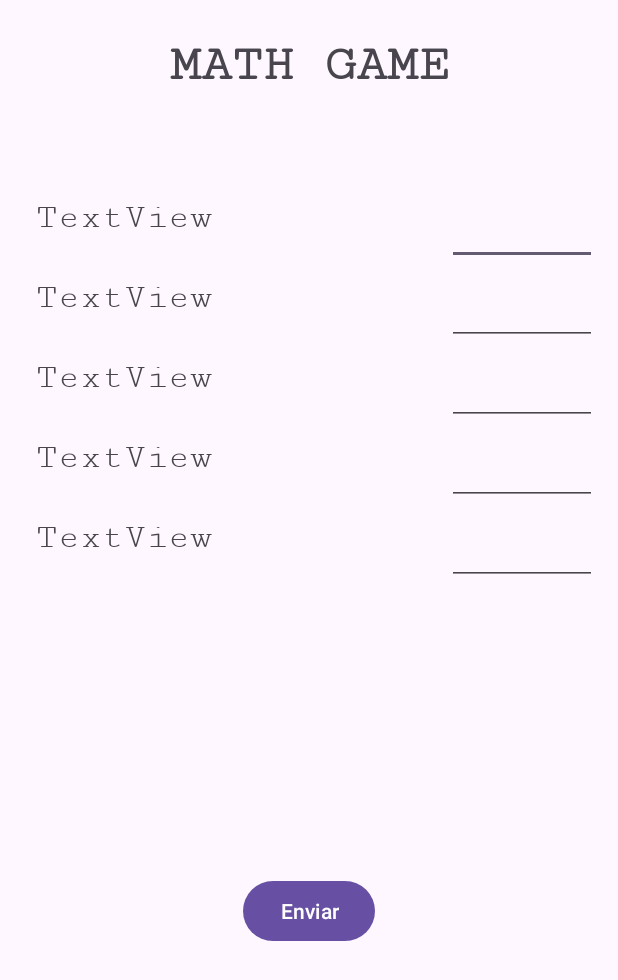
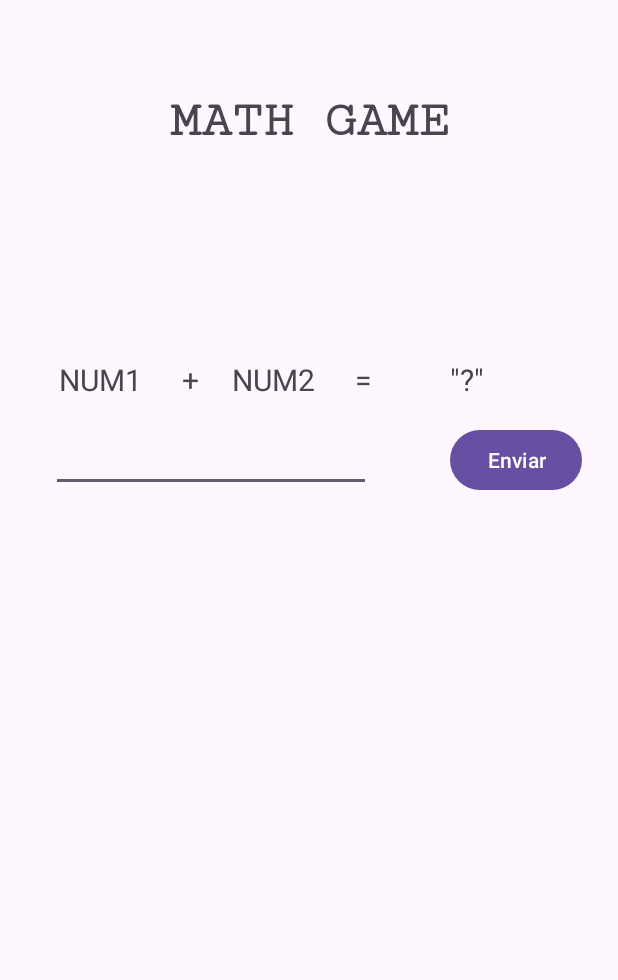
Before and after one commit to the-nelso/mathgame, an Android app: the screen it shows after launch (MainActivity), on a phone screen of 412 x 824 dp. Shown: the top 980 px of the screen. Run offline under Robolectric (Android 15) with nearby library versions, the phone set to English and light mode, and no system bars.

Commit message:
layout-certo

```diff
--- a/app/src/main/res/layout/activity_main.xml
+++ b/app/src/main/res/layout/activity_main.xml
@@ -20,191 +20,89 @@
         app:layout_constraintEnd_toEndOf="parent"
         app:layout_constraintStart_toStartOf="parent"
         app:layout_constraintTop_toTopOf="parent"
-        app:layout_constraintVertical_bias="0.0" />
+        app:layout_constraintVertical_bias="0.049" />
+
+    <Button
+        android:id="@+id/button"
+        android:layout_width="wrap_content"
+        android:layout_height="wrap_content"
+        android:layout_marginTop="12dp"
+        android:text="Enviar"
+        app:layout_constraintEnd_toEndOf="parent"
+        app:layout_constraintStart_toEndOf="@+id/editTextNumber"
+        app:layout_constraintTop_toTopOf="@+id/guideline" />
 
     <TextView
         android:id="@+id/textView"
         android:layout_width="wrap_content"
         android:layout_height="wrap_content"
-        android:layout_marginStart="24dp"
-        android:layout_marginTop="8dp"
-        android:width="250dp"
-        android:height="45dp"
-        android:fontFamily="serif-monospace"
-        android:text="TextView"
-        android:textSize="24sp"
-        app:layout_constraintBottom_toBottomOf="parent"
-        app:layout_constraintEnd_toEndOf="parent"
-        app:layout_constraintHorizontal_bias="0.0"
-        app:layout_constraintStart_toStartOf="parent"
-        app:layout_constraintTop_toTopOf="parent"
-        app:layout_constraintVertical_bias="0.16000003" />
+        android:layout_marginStart="5dp"
+        android:layout_marginBottom="4dp"
+        android:text="NUM1"
+        android:textSize="20sp"
+        app:layout_constraintBottom_toTopOf="@+id/guideline"
+        app:layout_constraintStart_toStartOf="@+id/editTextNumber" />
+
+    <TextView
+        android:id="@+id/textView3"
+        android:layout_width="wrap_content"
+        android:layout_height="wrap_content"
+        android:layout_marginEnd="37dp"
+        android:layout_marginBottom="4dp"
+        android:text="NUM2"
+        android:textSize="20sp"
+        app:layout_constraintBottom_toTopOf="@+id/guideline"
+        app:layout_constraintEnd_toEndOf="@+id/editTextNumber" />
+
+    <androidx.constraintlayout.widget.Guideline
+        android:id="@+id/guideline"
+        android:layout_width="wrap_content"
+        android:layout_height="wrap_content"
+        android:orientation="horizontal"
+        app:layout_constraintGuide_begin="271dp" />
 
     <TextView
         android:id="@+id/textView2"
         android:layout_width="wrap_content"
         android:layout_height="wrap_content"
-        android:layout_marginStart="24dp"
-        android:layout_marginTop="8dp"
-        android:width="250dp"
-        android:height="45dp"
-        android:fontFamily="serif-monospace"
-        android:text="TextView"
-        android:textSize="24sp"
-        app:layout_constraintBottom_toBottomOf="parent"
-        app:layout_constraintEnd_toEndOf="parent"
-        app:layout_constraintHorizontal_bias="0.0"
-        app:layout_constraintStart_toStartOf="parent"
-        app:layout_constraintTop_toBottomOf="@+id/textView"
-        app:layout_constraintVertical_bias="0.0" />
-
-    <TextView
-        android:id="@+id/textView3"
-        android:layout_width="wrap_content"
-        android:layout_height="wrap_content"
-        android:layout_marginStart="24dp"
-        android:layout_marginTop="8dp"
-        android:width="250dp"
-        android:height="45dp"
-        android:fontFamily="serif-monospace"
-        android:text="TextView"
-        android:textSize="24sp"
-        app:layout_constraintBottom_toBottomOf="parent"
-        app:layout_constraintEnd_toEndOf="parent"
-        app:layout_constraintHorizontal_bias="0.0"
-        app:layout_constraintStart_toStartOf="parent"
-        app:layout_constraintTop_toBottomOf="@+id/textView2"
-        app:layout_constraintVertical_bias="0.0" />
+        android:layout_marginEnd="22dp"
+        android:layout_marginBottom="4dp"
+        android:text="+"
+        android:textSize="20sp"
+        app:layout_constraintBottom_toTopOf="@+id/guideline"
+        app:layout_constraintEnd_toStartOf="@+id/textView3" />
 
     <TextView
         android:id="@+id/textView4"
         android:layout_width="wrap_content"
         android:layout_height="wrap_content"
-        android:layout_marginStart="24dp"
-        android:layout_marginTop="8dp"
-        android:width="250dp"
-        android:height="45dp"
-        android:fontFamily="serif-monospace"
-        android:text="TextView"
-        android:textSize="24sp"
-        app:layout_constraintBottom_toBottomOf="parent"
-        app:layout_constraintEnd_toEndOf="parent"
-        app:layout_constraintHorizontal_bias="0.0"
-        app:layout_constraintStart_toStartOf="parent"
-        app:layout_constraintTop_toBottomOf="@+id/textView3"
-        app:layout_constraintVertical_bias="0.0" />
+        android:layout_marginBottom="4dp"
+        android:text="="
+        android:textSize="20sp"
+        app:layout_constraintBottom_toTopOf="@+id/guideline"
+        app:layout_constraintEnd_toEndOf="@+id/editTextNumber" />
 
     <TextView
         android:id="@+id/textView5"
         android:layout_width="wrap_content"
         android:layout_height="wrap_content"
-        android:layout_marginStart="24dp"
-        android:layout_marginTop="8dp"
-        android:width="250dp"
-        android:height="45dp"
-        android:fontFamily="serif-monospace"
-        android:text="TextView"
-        android:textSize="24sp"
-        app:layout_constraintBottom_toBottomOf="parent"
-        app:layout_constraintEnd_toEndOf="parent"
-        app:layout_constraintHorizontal_bias="0.0"
-        app:layout_constraintStart_toStartOf="parent"
-        app:layout_constraintTop_toBottomOf="@+id/textView4"
-        app:layout_constraintVertical_bias="0.0" />
+        android:layout_marginBottom="4dp"
+        android:text='"?"'
+        android:textSize="20sp"
+        app:layout_constraintBottom_toTopOf="@+id/guideline"
+        app:layout_constraintStart_toStartOf="@+id/button" />
 
     <EditText
         android:id="@+id/editTextNumber"
         android:layout_width="wrap_content"
         android:layout_height="wrap_content"
-        android:layout_marginStart="24dp"
-        android:layout_marginEnd="24dp"
-        android:width="100dp"
-        android:height="50dp"
+        android:layout_marginStart="10dp"
+        android:layout_marginTop="12dp"
+        android:layout_marginEnd="28dp"
         android:ems="10"
         android:inputType="number"
-        app:layout_constraintBottom_toBottomOf="parent"
-        app:layout_constraintEnd_toEndOf="parent"
-        app:layout_constraintHorizontal_bias="0.0"
-        app:layout_constraintStart_toEndOf="@+id/textView"
-        app:layout_constraintTop_toTopOf="parent"
-        app:layout_constraintVertical_bias="0.169" />
-
-    <EditText
-        android:id="@+id/editTextNumber2"
-        android:layout_width="wrap_content"
-        android:layout_height="wrap_content"
-        android:layout_marginStart="24dp"
-        android:layout_marginTop="8dp"
-        android:layout_marginEnd="24dp"
-        android:width="100dp"
-        android:ems="10"
-        android:inputType="number"
-        app:layout_constraintBottom_toBottomOf="parent"
-        app:layout_constraintEnd_toEndOf="parent"
-        app:layout_constraintHorizontal_bias="0.0"
-        app:layout_constraintStart_toEndOf="@+id/textView2"
-        app:layout_constraintTop_toBottomOf="@+id/editTextNumber"
-        app:layout_constraintVertical_bias="0.0" />
-
-    <EditText
-        android:id="@+id/editTextNumber3"
-        android:layout_width="wrap_content"
-        android:layout_height="wrap_content"
-        android:layout_marginStart="24dp"
-        android:layout_marginTop="8dp"
-        android:layout_marginEnd="24dp"
-        android:width="100dp"
-        android:ems="10"
-        android:inputType="number"
-        app:layout_constraintBottom_toBottomOf="parent"
-        app:layout_constraintEnd_toEndOf="parent"
-        app:layout_constraintHorizontal_bias="0.0"
-        app:layout_constraintStart_toEndOf="@+id/textView3"
-        app:layout_constraintTop_toBottomOf="@+id/editTextNumber2"
-        app:layout_constraintVertical_bias="0.0" />
-
-    <EditText
-        android:id="@+id/editTextNumber4"
-        android:layout_width="wrap_content"
-        android:layout_height="wrap_content"
-        android:layout_marginStart="24dp"
-        android:layout_marginTop="8dp"
-        android:layout_marginEnd="24dp"
-        android:width="100dp"
-        android:ems="10"
-        android:inputType="number"
-        app:layout_constraintBottom_toBottomOf="parent"
-        app:layout_constraintEnd_toEndOf="parent"
-        app:layout_constraintHorizontal_bias="0.0"
-        app:layout_constraintStart_toEndOf="@+id/textView4"
-        app:layout_constraintTop_toBottomOf="@+id/editTextNumber3"
-        app:layout_constraintVertical_bias="0.0" />
-
-    <EditText
-        android:id="@+id/editTextNumber5"
-        android:layout_width="wrap_content"
-        android:layout_height="wrap_content"
-        android:layout_marginStart="24dp"
-        android:layout_marginTop="8dp"
-        android:layout_marginEnd="24dp"
-        android:width="100dp"
-        android:ems="10"
-        android:inputType="number"
-        app:layout_constraintBottom_toBottomOf="parent"
-        app:layout_constraintEnd_toEndOf="parent"
-        app:layout_constraintHorizontal_bias="0.0"
-        app:layout_constraintStart_toEndOf="@+id/textView5"
-        app:layout_constraintTop_toBottomOf="@+id/editTextNumber4"
-        app:layout_constraintVertical_bias="0.0" />
-
-    <Button
-        android:id="@+id/button"
-        android:layout_width="wrap_content"
-        android:layout_height="wrap_content"
-        android:text="Enviar"
-        app:layout_constraintBottom_toBottomOf="parent"
-        app:layout_constraintEnd_toEndOf="parent"
+        app:layout_constraintEnd_toStartOf="@+id/button"
         app:layout_constraintStart_toStartOf="parent"
-        app:layout_constraintTop_toBottomOf="@+id/textView5" />
+        app:layout_constraintTop_toTopOf="@+id/guideline" />
 
 </androidx.constraintlayout.widget.ConstraintLayout>
```
